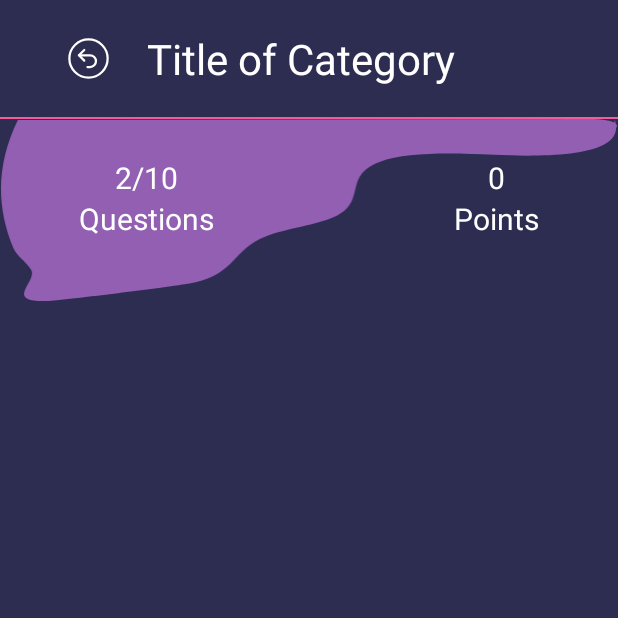
After one commit to Vian-du-Plessis/Scientia, an Android app: the QuestionOneActivity screen opened directly, with no data from a screen before it, on a phone screen of 412 x 824 dp, the top half of it. The commit adds this screen. Run offline under Robolectric (Android 15) with nearby library versions, the phone set to English and light mode, and no system bars; our stand-ins replace AdMob.

Commit message:
Started Question Type One Activity Layout
Added Image behind Info about category

```diff
--- a/app/src/main/java/com/example/scientia/HomeActivity.kt
+++ b/app/src/main/java/com/example/scientia/HomeActivity.kt
@@ -57,7 +57,7 @@ class HomeActivity : AppCompatActivity() {
             } else if ( username.length < 1 ) {
                 inputLayout.setError("Please enter your name.")
             } else {
-                val intent = Intent(this, CategoryActivity::class.java);
+                val intent = Intent(this, QuestionOneActivity::class.java);
                 startActivity(intent);
             }
         }
--- /dev/null
+++ b/app/src/main/java/com/example/scientia/QuestionOneActivity.kt
@@ -0,0 +1,36 @@
+package com.example.scientia
+
+import androidx.appcompat.app.AppCompatActivity
+import android.os.Bundle
+import android.view.Window
+import android.view.WindowManager
+import com.example.scientia.databinding.ActivityQuestionOneBinding
+import com.google.android.gms.ads.AdRequest
+import com.google.android.gms.ads.AdView
+import com.google.android.gms.ads.MobileAds
+
+class QuestionOneActivity : AppCompatActivity() {
+
+    private lateinit var mAdView: AdView;
+    private lateinit var binding: ActivityQuestionOneBinding;
+
+    override fun onCreate(savedInstanceState: Bundle?) {
+        super.onCreate(savedInstanceState)
+
+        // Hide Status Bar
+        requestWindowFeature(Window.FEATURE_NO_TITLE);
+        this.getWindow().setFlags(WindowManager.LayoutParams.FLAG_FULLSCREEN, WindowManager.LayoutParams.FLAG_FULLSCREEN);
+
+        setContentView(R.layout.activity_question_one)
+
+        binding = ActivityQuestionOneBinding.inflate(layoutInflater)
+
+        setContentView(binding.root);
+
+        //Initialise ads
+        MobileAds.initialize(this){};
+        mAdView = findViewById(R.id.adView);
+        val adRequest = AdRequest.Builder().build();
+        mAdView.loadAd(adRequest);
+    }
+}
--- /dev/null
+++ b/app/src/main/res/drawable/ic_orange_shape.xml
@@ -0,0 +1,9 @@
+<vector xmlns:android="http://schemas.android.com/apk/res/android"
+    android:width="487dp"
+    android:height="144dp"
+    android:viewportWidth="487"
+    android:viewportHeight="144">
+  <path
+      android:pathData="M485.39,0.76C487.14,7.5 487.27,14.81 476.5,20.38C458.56,29.66 420.67,29.73 389.25,28.36C357.82,27 321.13,25.81 299.3,33.96C269.7,45.02 289.84,64.95 264.13,77.17C249.99,83.89 225.06,86.65 209.24,92.88C182.99,103.22 186.2,121.16 153.98,129.08C143.57,131.64 49.05,143.45 36.45,143.91C0.53,145.21 29.75,128.13 23.61,119.12C18.88,112.18 12.34,108.28 9.91,102.55C-4.36,68.76 -3.21,34.36 13.32,0.7L460.73,0C467.9,-0.01 475.61,0.04 481.43,1.53C487.25,3.03 489.36,6.55 483.58,8.06"
+      android:fillColor="#FBB37E"/>
+</vector>
--- /dev/null
+++ b/app/src/main/res/drawable/ic_purple_shape.xml
@@ -0,0 +1,9 @@
+<vector xmlns:android="http://schemas.android.com/apk/res/android"
+    android:width="487dp"
+    android:height="144dp"
+    android:viewportWidth="487"
+    android:viewportHeight="144">
+  <path
+      android:pathData="M485.39,0.76C487.14,7.5 487.27,14.81 476.5,20.38C458.56,29.66 420.67,29.73 389.25,28.36C357.82,27 321.13,25.81 299.3,33.96C269.7,45.02 289.84,64.95 264.13,77.17C249.99,83.89 225.06,86.65 209.24,92.88C182.99,103.22 186.2,121.16 153.98,129.08C143.57,131.64 49.05,143.45 36.45,143.91C0.53,145.21 29.75,128.13 23.61,119.12C18.88,112.18 12.34,108.28 9.91,102.55C-4.36,68.76 -3.21,34.36 13.32,0.7L460.73,0C467.9,-0.01 475.61,0.04 481.43,1.53C487.25,3.03 489.36,6.55 483.58,8.06"
+      android:fillColor="#925FB2"/>
+</vector>
--- /dev/null
+++ b/app/src/main/res/layout/activity_question_one.xml
@@ -0,0 +1,246 @@
+<?xml version="1.0" encoding="utf-8"?>
+<RelativeLayout xmlns:android="http://schemas.android.com/apk/res/android"
+    xmlns:app="http://schemas.android.com/apk/res-auto"
+    xmlns:tools="http://schemas.android.com/tools"
+    android:layout_width="match_parent"
+    android:layout_height="match_parent"
+    tools:context=".QuestionOneActivity"
+    android:orientation="vertical"
+    android:background="@color/background">
+
+    <LinearLayout
+        android:id="@+id/topNav"
+        android:layout_width="match_parent"
+        android:layout_height="wrap_content"
+        android:weightSum="3"
+        android:padding="20dp"
+        android:gravity="center">
+
+        <ImageView
+            android:id="@+id/iv_backbtn"
+            android:layout_width="wrap_content"
+            android:layout_height="wrap_content"
+            android:src="@drawable/back"
+            android:layout_weight="1"/>
+
+        <TextView
+            android:layout_width="wrap_content"
+            android:layout_height="wrap_content"
+            android:text="Title of Category"
+            android:textColor="@color/white"
+            android:textSize="28dp"
+            android:layout_weight="1"/>
+
+        <Space
+            android:layout_width="wrap_content"
+            android:layout_height="wrap_content"
+            android:layout_weight="1"/>
+    </LinearLayout>
+
+    <View
+        android:id="@+id/divider"
+        android:layout_width="match_parent"
+        android:layout_height="1dp"
+        android:background="@color/pink"
+        android:layout_below="@id/topNav"/>
+
+    <ScrollView
+        android:layout_width="match_parent"
+        android:layout_height="match_parent"
+        android:layout_above="@id/adView"
+        android:layout_below="@id/divider">
+
+        <RelativeLayout
+            android:layout_width="match_parent"
+            android:layout_height="match_parent"
+            android:orientation="vertical">
+
+            <ImageView
+                android:layout_width="match_parent"
+                android:layout_height="match_parent"
+                android:src="@drawable/ic_purple_shape"
+                android:adjustViewBounds="true"/>
+
+            <LinearLayout
+                android:layout_width="match_parent"
+                android:layout_height="wrap_content"
+                android:layout_weight="3"
+                android:orientation="horizontal">
+
+                <LinearLayout
+                    android:layout_width="wrap_content"
+                    android:layout_height="wrap_content"
+                    android:orientation="vertical"
+                    android:layout_weight="1"
+                    android:padding="25dp"
+                    android:gravity="center">
+
+                    <TextView
+                        android:layout_width="wrap_content"
+                        android:layout_height="wrap_content"
+                        android:text="2/10"
+                        android:textSize="20sp"
+                        android:textColor="@color/white"/>
+
+                    <TextView
+                        android:layout_width="wrap_content"
+                        android:layout_height="wrap_content"
+                        android:text="Questions"
+                        android:textSize="20sp"
+                        android:textColor="@color/white"/>
+                </LinearLayout>
+
+                <Space
+                    android:layout_width="0dp"
+                    android:layout_height="match_parent"
+                    android:layout_weight="1"/>
+
+                <LinearLayout
+                    android:layout_width="wrap_content"
+                    android:layout_height="wrap_content"
+                    android:orientation="vertical"
+                    android:layout_weight="1"
+                    android:padding="25dp"
+                    android:gravity="center">
+
+                    <TextView
+                        android:layout_width="wrap_content"
+                        android:layout_height="wrap_content"
+                        android:text="0"
+                        android:textSize="20sp"
+                        android:textColor="@color/white"/>
+
+                    <TextView
+                        android:layout_width="wrap_content"
+                        android:layout_height="wrap_content"
+                        android:text="Points"
+                        android:textSize="20sp"
+                        android:textColor="@color/white"/>
+                </LinearLayout>
+            </LinearLayout>
+        </RelativeLayout>
+<!--        <LinearLayout-->
+<!--            android:layout_width="match_parent"-->
+<!--            android:layout_height="wrap_content"-->
+<!--            android:orientation="vertical">-->
+
+<!--            <TextView-->
+<!--                android:layout_width="match_parent"-->
+<!--                android:layout_height="wrap_content"-->
+<!--                android:padding="14dp"-->
+<!--                android:gravity="center"-->
+<!--                android:textSize="20sp"-->
+<!--                android:text="Choose a category"-->
+<!--                android:textColor="@color/white"/>-->
+
+<!--            <LinearLayout-->
+<!--                android:layout_width="match_parent"-->
+<!--                android:layout_height="wrap_content"-->
+<!--                android:padding="20dp"-->
+<!--                android:orientation="vertical">-->
+
+<!--                <androidx.cardview.widget.CardView-->
+<!--                    android:layout_width="match_parent"-->
+<!--                    android:layout_height="65dp"-->
+<!--                    android:backgroundTint="@color/orange"-->
+<!--                    app:cardCornerRadius="15dp"-->
+<!--                    android:layout_marginBottom="10dp">-->
+
+<!--                    <LinearLayout-->
+<!--                        android:layout_width="match_parent"-->
+<!--                        android:layout_height="match_parent"-->
+<!--                        android:orientation="horizontal"-->
+<!--                        android:weightSum="4"-->
+<!--                        android:padding="5dp">-->
+
+<!--                        <ImageView-->
+<!--                            android:layout_width="0dp"-->
+<!--                            android:layout_height="match_parent"-->
+<!--                            android:layout_weight="1"-->
+<!--                            android:src="@drawable/math"-->
+<!--                            android:padding="5dp"/>-->
+
+<!--                        <LinearLayout-->
+<!--                            android:layout_width="0dp"-->
+<!--                            android:layout_height="match_parent"-->
+<!--                            android:layout_weight="1"-->
+<!--                            android:orientation="vertical"-->
+<!--                            android:layout_marginLeft="20dp">-->
+
+<!--                            <TextView-->
+<!--                                android:layout_width="match_parent"-->
+<!--                                android:layout_height="wrap_content"-->
+<!--                                android:text="Math"-->
+<!--                                android:textStyle="bold"-->
+<!--                                android:textColor="@color/white"-->
+<!--                                android:textSize="15sp"/>-->
+
+<!--                            <TextView-->
+<!--                                android:layout_width="match_parent"-->
+<!--                                android:layout_height="wrap_content"-->
+<!--                                android:text="Tap to start"-->
+<!--                                android:textSize="11sp"/>-->
+<!--                        </LinearLayout>-->
+
+<!--                        <Space-->
+<!--                            android:layout_width="0dp"-->
+<!--                            android:layout_height="match_parent"-->
+<!--                            android:layout_weight="1"/>-->
+
+<!--                        <LinearLayout-->
+<!--                            android:layout_width="wrap_content"-->
+<!--                            android:layout_height="match_parent"-->
+<!--                            android:layout_weight="1"-->
+<!--                            android:orientation="horizontal">-->
+
+<!--                            <View-->
+<!--                                android:layout_width="2dp"-->
+<!--                                android:layout_height="match_parent"-->
+<!--                                android:background="@color/pink">-->
+<!--                            </View>-->
+
+<!--                            <LinearLayout-->
+<!--                                android:layout_width="match_parent"-->
+<!--                                android:layout_height="match_parent"-->
+<!--                                android:orientation="vertical"-->
+<!--                                android:gravity="center">-->
+
+<!--                                <TextView-->
+<!--                                    android:layout_width="match_parent"-->
+<!--                                    android:layout_height="wrap_content"-->
+<!--                                    android:text="Answered"-->
+<!--                                    android:textColor="@color/pink"-->
+<!--                                    android:gravity="center"/>-->
+
+<!--                                <TextView-->
+<!--                                    android:layout_width="match_parent"-->
+<!--                                    android:layout_height="wrap_content"-->
+<!--                                    android:text="90%"-->
+<!--                                    android:textColor="@color/black"-->
+<!--                                    android:gravity="center"/>-->
+
+<!--                                <TextView-->
+<!--                                    android:layout_width="match_parent"-->
+<!--                                    android:layout_height="wrap_content"-->
+<!--                                    android:text="3/10"-->
+<!--                                    android:textColor="@color/black"-->
+<!--                                    android:gravity="center"/>-->
+<!--                            </LinearLayout>-->
+<!--                        </LinearLayout>-->
+<!--                    </LinearLayout>-->
+<!--                </androidx.cardview.widget.CardView>-->
+<!--            </LinearLayout>-->
+<!--        </LinearLayout>-->
+    </ScrollView>
+
+    <com.google.android.gms.ads.AdView
+        android:id="@+id/adView"
+        android:layout_width="match_parent"
+        android:layout_height="wrap_content"
+        android:layout_alignParentBottom="true"
+        app:adSize="BANNER"
+        app:adUnitId="ca-app-pub-3940256099942544/6300978111">
+    </com.google.android.gms.ads.AdView>
+
+
+</RelativeLayout>
```
Also changed, not shown: app/src/main/AndroidManifest.xml (+7 -5 lines).
